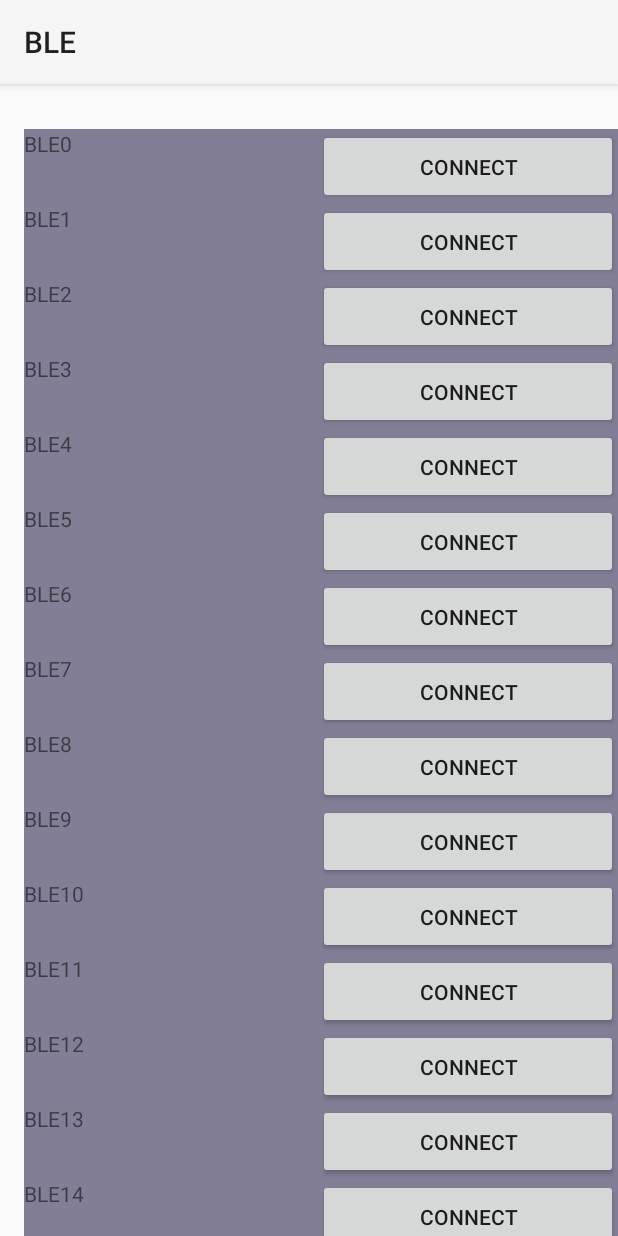
After one commit to MyLV1701/BLE_Android_Java, an Android app: the DevicesListActivity screen opened directly, with no data from a screen before it, on a phone screen of 412 x 824 dp. The commit adds this screen. Run offline under Robolectric (Android 15) with nearby library versions, the phone set to English and light mode, and no system bars.

Commit message:
画面を作成する

```diff
--- /dev/null
+++ b/app/src/main/java/com/example/ble/model/DevicesModel.java
@@ -0,0 +1,22 @@
+package com.example.ble.model;
+
+public class DevicesModel {
+
+    public DevicesModel(int id) {
+        this.id = id;
+        this.name = "BLE" + id;
+        connectStatus = ConnectStatus.UNKNOWN;
+    }
+
+    int id;
+    String name;
+    ConnectStatus connectStatus;
+
+    public String getName() {
+        return name;
+    }
+
+    public ConnectStatus getConnectStatus() {
+        return connectStatus;
+    }
+}
--- /dev/null
+++ b/app/src/main/java/com/example/ble/view/DevicesListActivity.java
@@ -0,0 +1,52 @@
+package com.example.ble.view;
+
+import android.content.Intent;
+import android.os.Bundle;
+import android.util.Log;
+import android.widget.Button;
+
+import androidx.appcompat.app.AppCompatActivity;
+import androidx.recyclerview.widget.LinearLayoutManager;
+import androidx.recyclerview.widget.RecyclerView;
+
+import com.example.ble.R;
+import com.example.ble.model.DevicesModel;
+import com.example.ble.view.recycleViews.DevicesListAdapter;
+
+import java.util.ArrayList;
+import java.util.function.Consumer;
+
+/**
+ * ② 検知したデバイス一覧画面
+ */
+public class DevicesListActivity extends AppCompatActivity {
+    RecyclerView rvDevices;
+
+    DevicesListAdapter adapter;
+
+    ArrayList<DevicesModel> list = new ArrayList<>();
+    @Override
+    protected void onCreate(Bundle savedInstanceState) {
+        super.onCreate(savedInstanceState);
+        setContentView(R.layout.activity_devices_list);
+        rvDevices = (RecyclerView) findViewById(R.id.rvDevices);
+        rvDevices.setHasFixedSize(true);
+        rvDevices.setLayoutManager(new LinearLayoutManager(getApplicationContext()));
+        for (int i = 0; i < 100; i++) {
+            list.add(new DevicesModel(i));
+        }
+        adapter = new DevicesListAdapter(list, listener);
+        rvDevices.setAdapter(adapter);
+    }
+
+    public void setId(int id){
+        adapter.setId(id);
+        rvDevices.scrollToPosition(id);
+    }
+    public final Consumer<Integer> listener = (position)-> {
+        Log.e("CLICKED_BUTTON", " User is clicked at "+position);
+        //TODO: Di chuyen den man hinh detail vs position
+        Intent i = new Intent(getApplicationContext(),DevicesInfoActivity.class);
+        startActivity(i);
+    };
+}
--- /dev/null
+++ b/app/src/main/java/com/example/ble/view/recycleViews/DevicesListAdapter.java
@@ -0,0 +1,57 @@
+package com.example.ble.view.recycleViews;
+
+import android.view.LayoutInflater;
+import android.view.View;
+import android.view.ViewGroup;
+
+import androidx.annotation.NonNull;
+import androidx.recyclerview.widget.RecyclerView;
+
+import com.example.ble.R;
+import com.example.ble.model.DevicesModel;
+
+import java.util.ArrayList;
+import java.util.function.Consumer;
+
+public class DevicesListAdapter extends RecyclerView.Adapter<DevicesListHolder> {
+
+    ArrayList<DevicesModel> list;
+    Consumer<Integer> listener;
+    int id;
+
+    public DevicesListAdapter(ArrayList<DevicesModel> list, Consumer<Integer> listener) {
+        this.list = list;
+        this.listener = listener;
+    }
+
+    public void setId(int id) {
+        this.id = id;
+    }
+
+    @NonNull
+    @Override
+    public DevicesListHolder onCreateViewHolder(@NonNull ViewGroup parent, int viewType) {
+        View view = LayoutInflater.from(parent.getContext())
+                .inflate(R.layout.devices_view_holder, parent, false);
+        return new DevicesListHolder(view);
+    }
+
+    @Override
+    public void onBindViewHolder(@NonNull DevicesListHolder holder, int position) {
+        holder.txtDevicesName.setText(String.valueOf(list.get(position).getName()));
+        holder.layout.setBackgroundColor(androidx.cardview.R.color.cardview_dark_background);
+//        holder.btnConnect.setText(String.valueOf(list.get(position).getConnectStatus()));
+//        if (position == operationNum){
+//            holder.layout.setBackgroundColor(R.color.purple_200);
+//        } else {
+//            holder.layout.setBackgroundColor(androidx.cardview.R.color.cardview_dark_background);
+//        }
+        holder.btnConnect.setOnClickListener(view -> listener.accept(position));
+        holder.layout.setOnClickListener(view -> listener.accept(position));
+    }
+
+    @Override
+    public int getItemCount() {
+        return list.size();
+    }
+}
--- /dev/null
+++ b/app/src/main/java/com/example/ble/view/recycleViews/DevicesListHolder.java
@@ -0,0 +1,25 @@
+package com.example.ble.view.recycleViews;
+
+import android.view.View;
+import android.widget.Button;
+import android.widget.TextView;
+
+import androidx.annotation.NonNull;
+import androidx.constraintlayout.widget.ConstraintLayout;
+import androidx.recyclerview.widget.RecyclerView;
+
+import com.example.ble.R;
+
+public class DevicesListHolder extends RecyclerView.ViewHolder {
+
+    TextView txtDevicesName;
+    Button btnConnect;
+
+    ConstraintLayout layout;
+    public DevicesListHolder(@NonNull View itemView) {
+        super(itemView);
+        layout = itemView.findViewById(R.id.devicesRow);
+        txtDevicesName = itemView.findViewById(R.id.devicesName);
+        btnConnect = itemView.findViewById(R.id.connectStatus);
+    }
+}
--- /dev/null
+++ b/app/src/main/java/com/example/ble/view/recycleViews/DevicesListView.java
@@ -0,0 +1,17 @@
+package com.example.ble.view.recycleViews;
+
+import android.content.Context;
+import android.util.AttributeSet;
+import android.view.LayoutInflater;
+import android.widget.LinearLayout;
+
+import androidx.annotation.Nullable;
+
+import com.example.ble.R;
+
+public class DevicesListView extends LinearLayout {
+    public DevicesListView(Context context, @Nullable AttributeSet attrs) {
+        super(context, attrs);
+        LayoutInflater.from(context).inflate(R.layout.devices_view_row,this);
+    }
+}
--- /dev/null
+++ b/app/src/main/res/layout/activity_devices_list.xml
@@ -0,0 +1,16 @@
+<?xml version="1.0" encoding="utf-8"?>
+<androidx.constraintlayout.widget.ConstraintLayout xmlns:android="http://schemas.android.com/apk/res/android"
+    xmlns:app="http://schemas.android.com/apk/res-auto"
+    xmlns:tools="http://schemas.android.com/tools"
+    android:layout_width="match_parent"
+    android:layout_height="match_parent"
+    tools:context=".view.ScanActivity">
+
+    <androidx.recyclerview.widget.RecyclerView
+        android:id="@+id/rvDevices"
+        android:layout_width="match_parent"
+        android:layout_height="match_parent"
+        android:layout_marginTop="30dp"
+        android:layout_marginStart="16dp" />
+
+</androidx.constraintlayout.widget.ConstraintLayout>
--- /dev/null
+++ b/app/src/main/res/layout/devices_view_holder.xml
@@ -0,0 +1,12 @@
+<?xml version="1.0" encoding="utf-8"?>
+<androidx.constraintlayout.widget.ConstraintLayout xmlns:android="http://schemas.android.com/apk/res/android"
+    android:layout_width="match_parent"
+    android:layout_height="wrap_content">
+    <view
+        android:id="@+id/operationView"
+        class="com.example.ble.view.recycleViews.DevicesListView"
+        android:layout_width="match_parent"
+        android:layout_height="wrap_content" />
+
+
+</androidx.constraintlayout.widget.ConstraintLayout>
--- /dev/null
+++ b/app/src/main/res/layout/devices_view_row.xml
@@ -0,0 +1,27 @@
+<?xml version="1.0" encoding="utf-8"?>
+<androidx.constraintlayout.widget.ConstraintLayout xmlns:android="http://schemas.android.com/apk/res/android"
+    android:id="@+id/devicesRow"
+    android:layout_width="match_parent"
+    android:layout_height="50dp"
+    android:orientation="vertical"
+    xmlns:app="http://schemas.android.com/apk/res-auto">
+
+
+    <TextView
+        android:id="@+id/devicesName"
+        android:layout_width="wrap_content"
+        android:layout_height="match_parent"
+        app:layout_constraintBottom_toBottomOf="parent"
+        app:layout_constraintTop_toTopOf="parent"
+        app:layout_constraintStart_toStartOf="parent"/>
+    <Button
+        android:id="@+id/connectStatus"
+        android:layout_width="200dp"
+        android:layout_height="match_parent"
+        android:text="Connect"
+        app:layout_constraintBottom_toBottomOf="parent"
+        app:layout_constraintTop_toTopOf="parent"
+        app:layout_constraintEnd_toEndOf="parent"/>
+
+
+</androidx.constraintlayout.widget.ConstraintLayout>
--- a/app/src/main/res/values/colors.xml
+++ b/app/src/main/res/values/colors.xml
@@ -1,5 +1,10 @@
 <?xml version="1.0" encoding="utf-8"?>
 <resources>
+    <color name="purple_200">#FFBB86FC</color>
+    <color name="purple_500">#FF6200EE</color>
+    <color name="purple_700">#FF3700B3</color>
+    <color name="teal_200">#FF03DAC5</color>
+    <color name="teal_700">#FF018786</color>
     <color name="black">#FF000000</color>
     <color name="white">#FFFFFFFF</color>
 </resources>
```
Also changed, not shown: app/src/main/AndroidManifest.xml (+7 -1 lines), app/src/main/java/com/example/ble/MainActivity.java (deleted, +0 -14 lines), app/src/main/java/com/example/ble/model/ConnectStatus.java (added, +7 -0 lines), app/src/main/java/com/example/ble/view/DevicesInfoActivity.java (added, +28 -0 lines), app/src/main/java/com/example/ble/view/ScanActivity.java (added, +29 -0 lines), app/src/main/res/layout/activity_devices_info.xml (added, +43 -0 lines), app/src/main/res/layout/activity_scan.xml (renamed from app/src/main/res/layout/activity_main.xml, +5 -4 lines).
